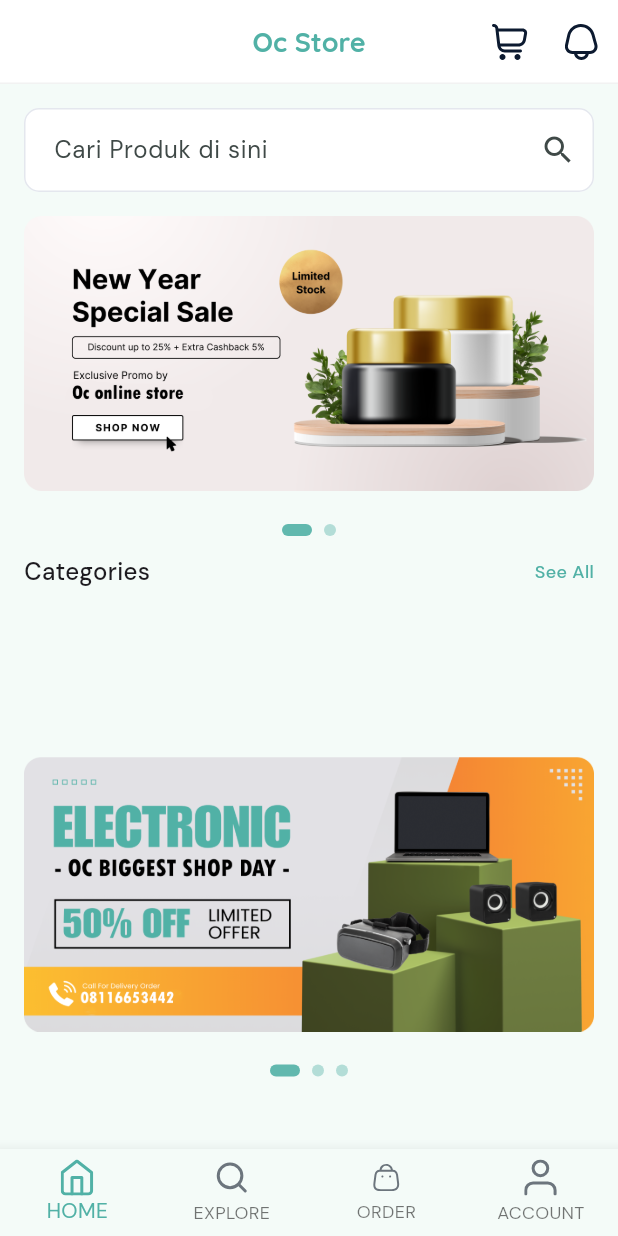
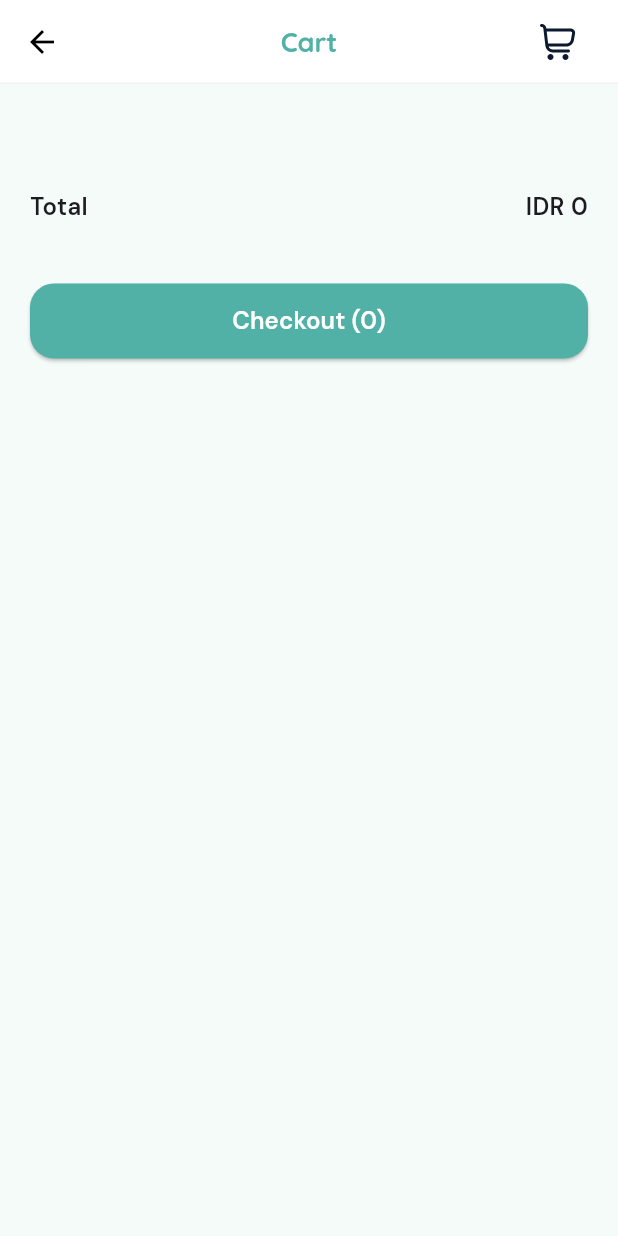
Before and after one commit to Ojan-coder/online_shop_app_flutter, a Flutter app: the screen it shows after launch, after a tap on an icon or button, on a phone screen of 412 x 824 dp. Run offline on Flutter 3.47's test engine with Material 3 defaults, Android fonts, the phone set to English and light mode, and no system bars; drawn by our look-alikes of carousel_slider; our stand-ins replace badges, bloc, dartz, flutter_bloc, flutter_slidable, flutter_svg and 3 more; network calls fail.

Commit message:
Cart Model Add & Remove Item Cart Done

```diff
--- a/lib/core/router/app_router.dart
+++ b/lib/core/router/app_router.dart
@@ -3,6 +3,7 @@ import 'package:go_router/go_router.dart';
 
 import '../../presentation/home/pages/dashboard_page.dart';
 import '../../presentation/intro/splash_page.dart';
+import '../../presentation/orders/pages/cart_page.dart';
 
 // import '../../presentation/address/models/address_model.dart';
 // import '../../presentation/address/pages/add_address_page.dart';
@@ -72,6 +73,14 @@ class AppRouter {
             currentTab: tab,
           );
         },
+        routes: [
+          GoRoute(
+            name: RouteConstants.cart,
+            path: RouteConstants.cartPath,
+            builder: (context, state) => const CartPage(),
+          ),
+        ],
+
         // routes: [
         // GoRoute(
         //   name: RouteConstants.orderList,
--- a/lib/main.dart
+++ b/lib/main.dart
@@ -43,6 +43,7 @@ class MyApp extends StatelessWidget {
         ),
       ],
       child: MaterialApp.router(
+        debugShowCheckedModeBanner: false,
         title: 'Oc Store',
         theme: ThemeData(
           colorScheme: ColorScheme.fromSeed(seedColor: AppColors.primary),
--- a/lib/presentation/home/pages/dashboard_page.dart
+++ b/lib/presentation/home/pages/dashboard_page.dart
@@ -3,6 +3,7 @@ import 'package:flutter/material.dart';
 
 import '../../../core/assets/assets.gen.dart';
 import '../../../core/constants/colors.dart';
+import '../../orders/pages/cart_page.dart';
 import 'home_page.dart';
 
 class DashboardPage extends StatefulWidget {
@@ -25,9 +26,10 @@ class _DashboardPageState extends State<DashboardPage> {
     // const Center(
     //   child: Text('This Page 1'),
     // ),
-    const Center(
-      child: Text('This Page 2'),
-    ),
+    const CartPage(),
+    // const Center(
+    //   child: Text('This Page 2'),
+    // ),
     const Center(
       child: Text('This Page 3'),
     ),
@@ -68,6 +70,16 @@ class _DashboardPageState extends State<DashboardPage> {
             label: 'HOME',
           ),
           BottomNavigationBarItem(
+            icon: Assets.icons.order.svg(
+              colorFilter: const ColorFilter.mode(
+                AppColors.grey,
+                BlendMode.srcIn,
+              ),
+            ),
+            activeIcon: Assets.icons.order.svg(),
+            label: 'ORDER',
+          ),
+          BottomNavigationBarItem(
             icon: Assets.icons.search.svg(
               colorFilter: const ColorFilter.mode(
                 AppColors.grey,
@@ -76,16 +88,6 @@ class _DashboardPageState extends State<DashboardPage> {
             ),
             activeIcon: Assets.icons.search.svg(),
             label: 'EXPLORE',
-          ),
-          BottomNavigationBarItem(
-            icon: Assets.icons.order.svg(
-              colorFilter: const ColorFilter.mode(
-                AppColors.grey,
-                BlendMode.srcIn,
-              ),
-            ),
-            activeIcon: Assets.icons.order.svg(),
-            label: 'ORDER',
           ),
           BottomNavigationBarItem(
             icon: Assets.icons.person.svg(
--- a/lib/presentation/home/pages/home_page.dart
+++ b/lib/presentation/home/pages/home_page.dart
@@ -63,6 +63,10 @@ class _HomePageState extends State<HomePage> {
       appBar: AppBar(
         title: const Text('Oc Store'),
         actions: [
+          IconButton(
+            onPressed: () {},
+            icon: Assets.icons.notification.svg(height: 24.0),
+          ),
           BlocBuilder<CheckoutBloc, CheckoutState>(
             builder: (context, state) {
               return state.maybeWhen(
@@ -99,10 +103,7 @@ class _HomePageState extends State<HomePage> {
               );
             },
           ),
-          IconButton(
-            onPressed: () {},
-            icon: Assets.icons.notification.svg(height: 24.0),
-          ),
+          const SizedBox(width: 16.0),
         ],
       ),
       body: ListView(
--- /dev/null
+++ b/lib/presentation/orders/pages/cart_page.dart
@@ -0,0 +1,185 @@
+import 'package:flutter/material.dart';
+import 'package:flutter_bloc/flutter_bloc.dart';
+// import 'package:flutter_onlineshop_app/data/datasources/auth_local_datasource.dart';
+import 'package:go_router/go_router.dart';
+
+import '../../../core/components/buttons.dart';
+import '../../../core/components/spaces.dart';
+import '../../../core/core.dart';
+import '../../../core/router/app_router.dart';
+import '../../home/bloc/checkout/checkout_bloc.dart';
+import '../../home/models/product_model.dart';
+import '../../home/models/store_model.dart';
+import '../models/cart_model.dart';
+import '../widgets/cart_tile.dart';
+
+import 'package:badges/badges.dart' as badges;
+
+class CartPage extends StatelessWidget {
+  const CartPage({super.key});
+
+  @override
+  Widget build(BuildContext context) {
+    return Scaffold(
+      appBar: AppBar(
+        title: const Text('Cart'),
+        actions: [
+          BlocBuilder<CheckoutBloc, CheckoutState>(
+            builder: (context, state) {
+              return state.maybeWhen(
+                loaded: (checkout) {
+                  final totalQuantity = checkout.fold<int>(
+                    0,
+                    (previousValue, element) =>
+                        previousValue + element.quantity,
+                  );
+                  return totalQuantity > 0
+                      ? badges.Badge(
+                          badgeContent: Text(
+                            totalQuantity.toString(),
+                            style: const TextStyle(color: Colors.white),
+                          ),
+                          child: IconButton(
+                            onPressed: () {
+                              context.goNamed(
+                                RouteConstants.cart,
+                                pathParameters: PathParameters().toMap(),
+                              );
+                            },
+                            icon: Assets.icons.cart.svg(height: 24.0),
+                          ),
+                        )
+                      : IconButton(
+                          onPressed: () {
+                            context.goNamed(
+                              RouteConstants.cart,
+                              pathParameters: PathParameters().toMap(),
+                            );
+                          },
+                          icon: Assets.icons.cart.svg(height: 24.0),
+                        );
+                },
+                orElse: () => const SizedBox.shrink(),
+              );
+            },
+          ),
+          const SizedBox(width: 16.0),
+          // IconButton(
+          //   onPressed: () {
+          //     context.goNamed(
+          //       RouteConstants.cart,
+          //       pathParameters: PathParameters(
+          //         rootTab: RootTab.order,
+          //       ).toMap(),
+          //     );
+          //   },
+          //   icon: Assets.icons.cart.svg(height: 24.0),
+          // ),
+        ],
+      ),
+      body: ListView(
+        padding: const EdgeInsets.all(20.0),
+        children: [
+          BlocBuilder<CheckoutBloc, CheckoutState>(
+            builder: (context, state) {
+              return state.maybeWhen(
+                  orElse: () => const SizedBox.shrink(),
+                  loaded: (checkout) {
+                    return ListView.separated(
+                      //Menampilkan Produk yang sudah masuk keranjang
+                      shrinkWrap: true,
+                      physics: const NeverScrollableScrollPhysics(),
+                      itemCount: checkout.length,
+                      itemBuilder: (context, index) => CartTile(
+                        data: checkout[index],
+                      ),
+                      separatorBuilder: (context, index) =>
+                          const SpaceHeight(16.0),
+                    );
+                  });
+            },
+          ),
+          const SpaceHeight(50.0),
+          Row(
+            children: [
+              const Text(
+                'Total',
+                style: TextStyle(
+                  fontSize: 16,
+                  fontWeight: FontWeight.w600,
+                ),
+              ),
+              const Spacer(),
+              BlocBuilder<CheckoutBloc, CheckoutState>(
+                builder: (context, state) {
+                  final total = state.maybeWhen(
+                    orElse: () => 0,
+                    loaded: (checkout) {
+                      return checkout.fold<int>(
+                        0,
+                        (previousValue, element) =>
+                            previousValue +
+                            (element.quantity * element.product.price!),
+                      );
+                    },
+                  );
+                  return Text(
+                    total.currencyFormatRp,
+                    style: const TextStyle(
+                      fontSize: 16,
+                      fontWeight: FontWeight.w600,
+                    ),
+                  );
+                },
+              ),
+            ],
+          ),
+          const SpaceHeight(40.0),
+          BlocBuilder<CheckoutBloc, CheckoutState>(
+            builder: (context, state) {
+              final totalQty = state.maybeWhen(
+                orElse: () => 0,
+                loaded: (checkout) {
+                  return checkout.fold<int>(
+                    0,
+                    (previousValue, element) =>
+                        previousValue + element.quantity,
+                  );
+                },
+              );
+              // return Button.filled(
+              //   onPressed: () async {
+              //     final isAuth = await AuthLocalDatasource().isAuth();
+              //     if (!isAuth) {
+              //       context.pushNamed(
+              //         RouteConstants.login,
+              //       );
+              //     } else {
+              //       context.goNamed(
+              //         RouteConstants.orderDetail,
+              //         pathParameters: PathParameters(
+              //           rootTab: RootTab.order,
+              //         ).toMap(),
+              //       );
+              //     }
+              //   },
+              //   label: 'Checkout ($totalQty)',
+              // );
+              return Button.filled(
+                onPressed: () {
+                  context.goNamed(
+                    RouteConstants.address,
+                    pathParameters: PathParameters(
+                      rootTab: RootTab.order,
+                    ).toMap(),
+                  );
+                },
+                label: 'Checkout ($totalQty)',
+              );
+            },
+          ),
+        ],
+      ),
+    );
+  }
+}
--- a/pubspec.yaml
+++ b/pubspec.yaml
@@ -35,6 +35,7 @@ dependencies:
   flutter:
     sdk: flutter
   flutter_bloc: ^8.1.5
+  flutter_launcher_icons: ^0.13.1
   flutter_slidable: ^3.1.0
   flutter_svg: ^2.0.10+1
   freezed_annotation: ^2.4.1
```
Also changed, not shown: lib/presentation/home/bloc/checkout/checkout_bloc.dart (+23 -0 lines), lib/presentation/orders/models/cart_model.dart (added, +11 -0 lines), lib/presentation/orders/widgets/cart_tile.dart (added, +141 -0 lines), pubspec.lock.
